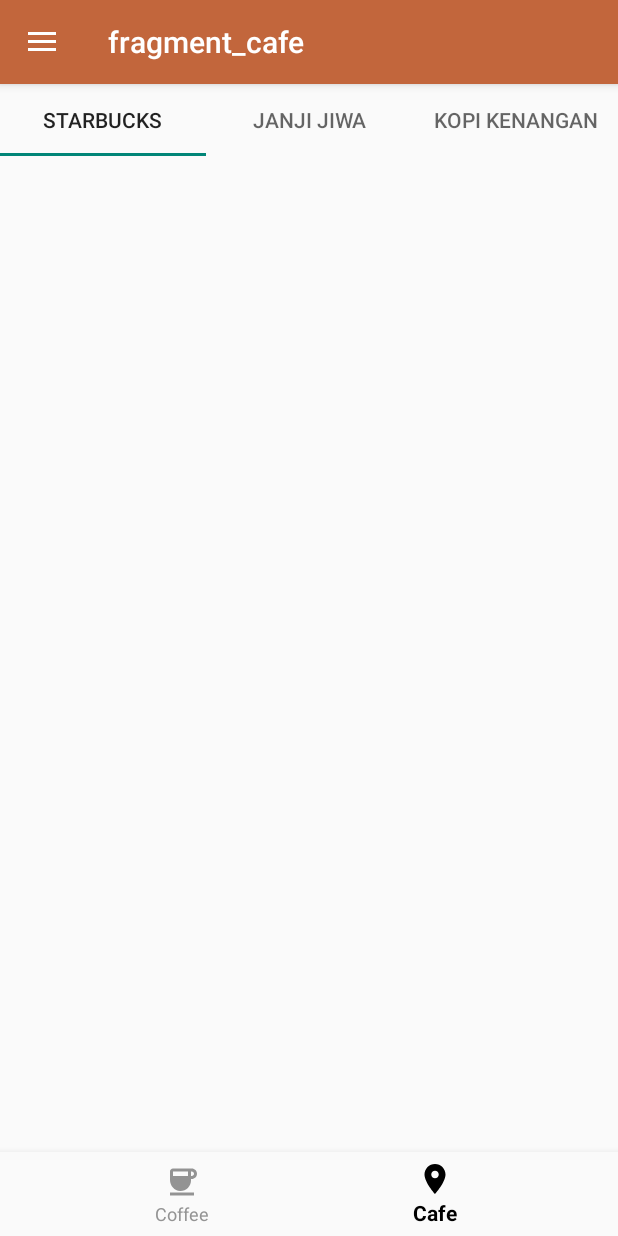
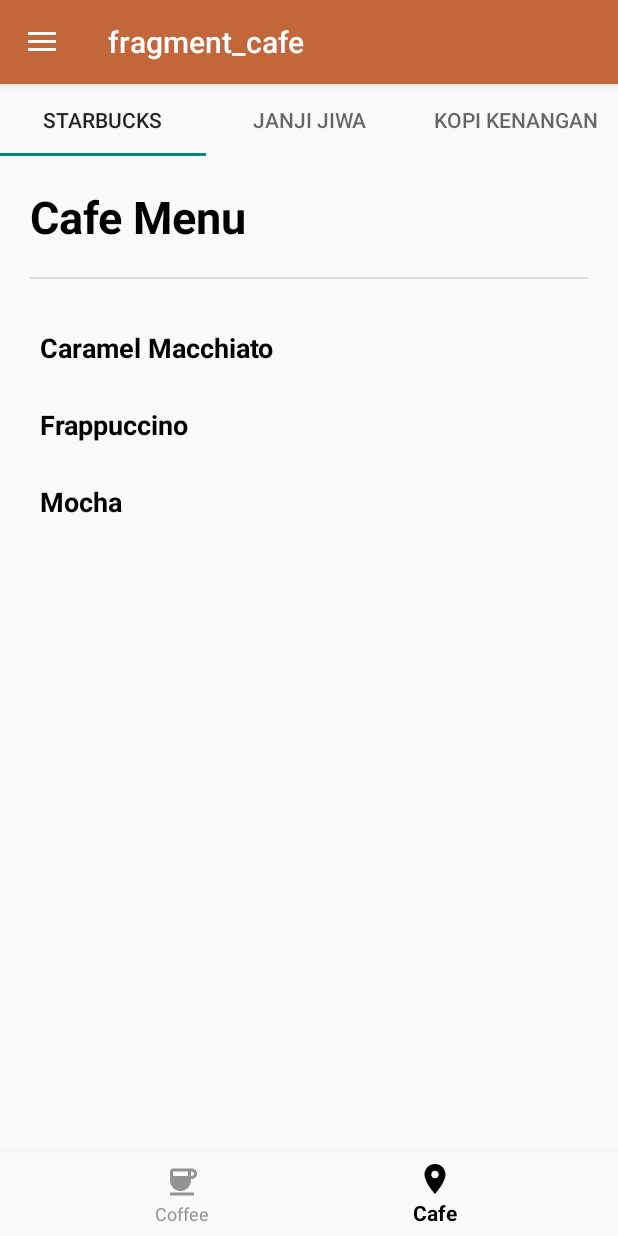
Before and after one commit to botolminuman/LAB_WEEK_04, an Android app: the screen it shows after launch (MainActivity), item 2 of the bottom bar chosen, on a phone screen of 412 x 824 dp. Run offline under Robolectric (Android 15) with nearby library versions, the phone set to English and light mode, and no system bars; our stand-ins replace navigation-ui.

Commit message:
Fix Isi Konten dari setiap Cafe

```diff
--- a/app/src/main/java/com/example/lab_week_04/CafeAdapter.kt
+++ b/app/src/main/java/com/example/lab_week_04/CafeAdapter.kt
@@ -1,26 +1,35 @@
 package com.example.lab_week_04
 
-import android.content.ContentProvider
-import android.content.Context
-import androidx.core.content.ContentProviderCompat.requireContext
 import androidx.fragment.app.Fragment
 import androidx.fragment.app.FragmentManager
 import androidx.lifecycle.Lifecycle
 import androidx.viewpager2.adapter.FragmentStateAdapter
-import kotlinx.coroutines.withContext
 
 val TABS_FIXED = listOf(
     R.string.starbucks_title,
     R.string.janjijiwa_title,
     R.string.kopikenangan_title,
 )
+
+val TABS_CONTENT = listOf(
+    R.string.starbucks_content,
+    R.string.janjijiwa_content,
+    R.string.kopikenangan_content
+)
+
 class CafeAdapter(fragmentManager: FragmentManager, lifecycle: Lifecycle) :
     FragmentStateAdapter(fragmentManager, lifecycle) {
     override fun getItemCount(): Int {
         return TABS_FIXED.size
     }
-    override fun createFragment(position: Int): Fragment
-    {
-        return CafeDetailFragment()
+
+    override fun createFragment(position: Int): Fragment {
+        val content = when (position) {
+            0 -> listOf("Caramel Macchiato", "Frappuccino", "Mocha").joinToString("\n")
+            1 -> listOf("Milk Coffee", "Gula Aren Coffee", "Cappuccino").joinToString("\n")
+            2 -> listOf("Mocha Coffee", "Cappuccino", "Latte").joinToString("\n")
+            else -> ""
+        }
+        return CafeDetailFragment.newInstance(content)
     }
 }
--- a/app/src/main/java/com/example/lab_week_04/CafeDetailFragment.kt
+++ b/app/src/main/java/com/example/lab_week_04/CafeDetailFragment.kt
@@ -5,9 +5,9 @@ import androidx.fragment.app.Fragment
 import android.view.LayoutInflater
 import android.view.View
 import android.view.ViewGroup
+import android.widget.LinearLayout
 import android.widget.TextView
-
-private const val TAB_CONTENT = "TAB_CONTENT"
+import androidx.core.content.ContextCompat
 
 class CafeDetailFragment : Fragment() {
     private var content: String? = null
@@ -29,11 +29,27 @@ class CafeDetailFragment : Fragment() {
 
     override fun onViewCreated(view: View, savedInstanceState: Bundle?) {
         super.onViewCreated(view, savedInstanceState)
-        view.findViewById<TextView>(R.id.content_description)
-            ?.text = content
+
+        val menuContainer = view.findViewById<LinearLayout>(R.id.menu_container)
+
+        // Split content into individual menu items
+        val menuItems = content?.split("\n") ?: emptyList()
+
+        // Add each menu item to the container
+        menuItems.forEach { menuItem ->
+            val textView = TextView(context).apply {
+                text = menuItem
+                textSize = 18f
+                setPadding(10, 20, 10, 20)
+                setTextColor(ContextCompat.getColor(context!!, android.R.color.black))
+                setTypeface(null, android.graphics.Typeface.BOLD)
+            }
+            menuContainer.addView(textView)
+        }
     }
 
     companion object {
+        private const val TAB_CONTENT = "TAB_CONTENT"
         fun newInstance(content: String) =
             CafeDetailFragment().apply {
                 arguments = Bundle().apply {
--- a/app/src/main/res/layout/fragment_cafe_detail.xml
+++ b/app/src/main/res/layout/fragment_cafe_detail.xml
@@ -1,13 +1,35 @@
 <?xml version="1.0" encoding="utf-8"?>
-<FrameLayout xmlns:android="http://schemas.android.com/apk/res/android"
+<ScrollView xmlns:android="http://schemas.android.com/apk/res/android"
     xmlns:tools="http://schemas.android.com/tools"
     android:layout_width="match_parent"
     android:layout_height="match_parent"
     tools:context=".CafeDetailFragment"
-    android:padding="30dp">
-    <TextView
-        android:id="@+id/content_description"
+    android:padding="20dp">
+
+    <!-- Container untuk menampilkan daftar menu -->
+    <LinearLayout
+        android:id="@+id/menu_container"
         android:layout_width="match_parent"
-        android:layout_height="match_parent"
-        android:text="" />
-</FrameLayout>
+        android:layout_height="wrap_content"
+        android:orientation="vertical">
+
+        <!-- Judul untuk daftar menu -->
+        <TextView
+            android:layout_width="match_parent"
+            android:layout_height="wrap_content"
+            android:textSize="30sp"
+            android:textColor="@android:color/black"
+            android:textStyle="bold"
+            android:text="Cafe Menu"/>
+
+        <!-- Garis pemisah -->
+        <View
+            android:layout_width="match_parent"
+            android:layout_height="1dp"
+            android:layout_marginVertical="20dp"
+            android:background="?android:attr/dividerVertical" />
+
+        <!-- Item menu akan ditambahkan secara dinamis dari kode Java/Kotlin -->
+
+    </LinearLayout>
+</ScrollView>
--- a/app/src/main/res/navigation/nav_graph.xml
+++ b/app/src/main/res/navigation/nav_graph.xml
@@ -28,4 +28,20 @@
         android:name="com.example.lab_week_04.CafeFragment"
         android:label="fragment_cafe"
         tools:layout="@layout/fragment_cafe" />
+    <fragment
+        android:id="@+id/cafeDetailFragment"
+        android:name="com.example.lab_week_04.CafeDetailFragment"
+        android:label="fragment_cafe_detail"
+        tools:layout="@layout/fragment_cafe_detail">
+        <action
+            android:id="@+id/action_cafeDetailFragment_to_menuDetailFragment"
+            app:destination="@id/menuDetailFragment" />
+    </fragment>
+
+    <fragment
+        android:id="@+id/menuDetailFragment"
+        android:name="com.example.lab_week_04.MenuDetailFragment"
+        android:label="fragment_menu_detail"
+        tools:layout="@layout/fragment_menu_detail" />
+
 </navigation>
--- a/app/src/main/res/values/strings.xml
+++ b/app/src/main/res/values/strings.xml
@@ -24,11 +24,13 @@
 
     <string name="starbucks_title">STARBUCKS</string>
     <string name="starbucks_desc">Starbucks Corporation is an American multinational chain of coffeehouses and roastery reserves headquartered in Seattle, Washington. It is the world\'s largest coffeehouse chain.</string>
+    <string name="starbucks_content">Caramel Macchiato, Frappuccino, etc.</string>
     <string name="janjijiwa_title">JANJI JIWA</string>
     <string name="janjijiwa_desc">It is undeniable that Janji Jiwa outlets have spread to various corners. Janji Jiwa is a local coffee brand that is popular among students, students, workers and even families. Carrying the jargon "coffee from the heart", Janji Jiwa is committed to serving coffee with a classic taste for coffee lovers.</string>
+    <string name="janjijiwa_content">Mocha Coffee, Cappuccino, etc.</string>
     <string name="kopikenangan_title">KOPI KENANGAN</string>
     <string name="kopikenangan_desc">At Kopi Kenangan, their dream is to serve high quality coffee, made with the freshest local ingredients to customers across Indonesia – and the rest of the world</string>
+    <string name="kopikenangan_content">Milk Coffee, Gula Aren Coffee, etc.</string>
     <!-- TODO: Remove or change this placeholder text -->
     <string name="hello_blank_fragment">Hello blank fragment</string>
-
 </resources>
```
Also changed, not shown: app/src/main/java/com/example/lab_week_04/MenuDetailFragment.kt (added, +52 -0 lines), app/src/main/res/layout/fragment_menu_detail.xml (added, +20 -0 lines).
